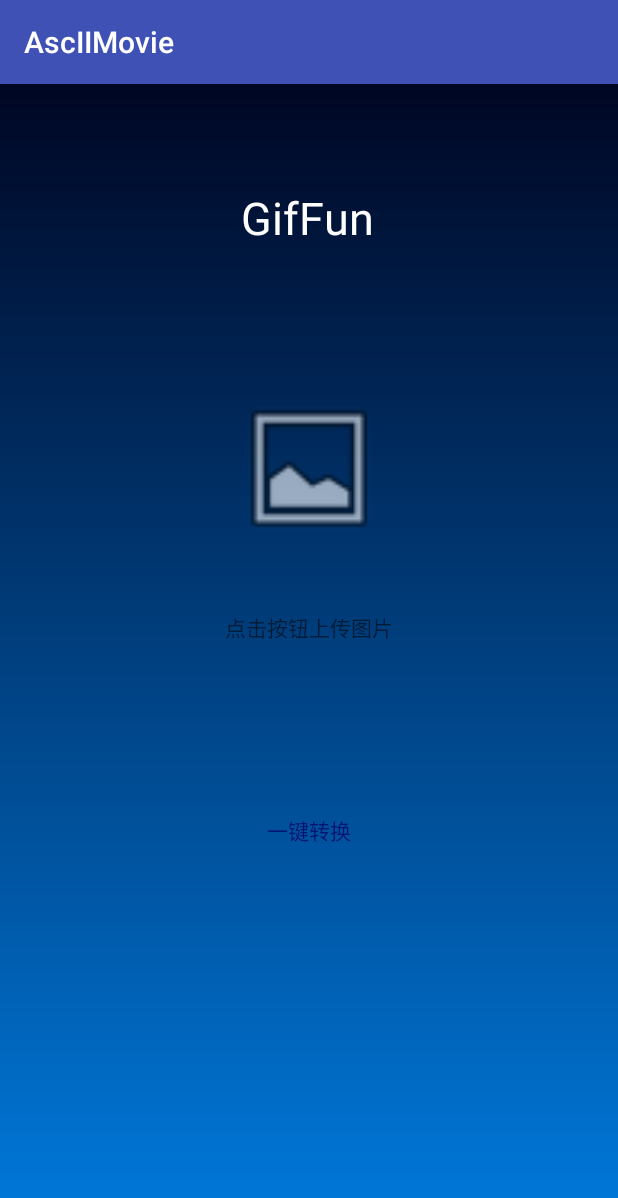
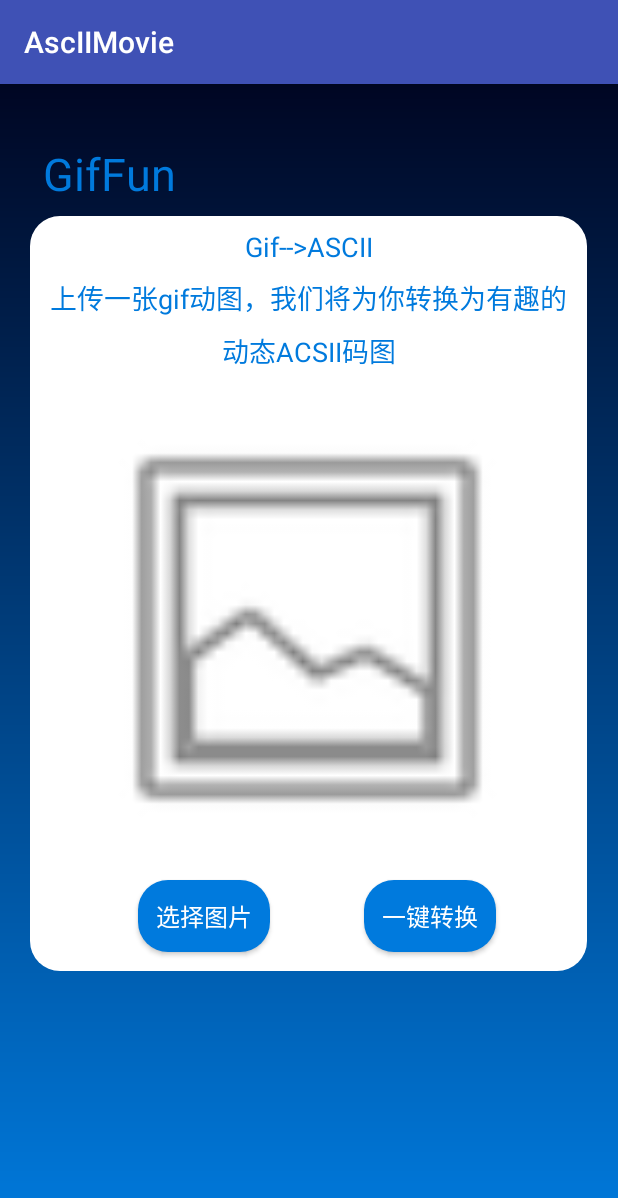
Before and after one commit to DrXZT/asciiMovie-Andorid, an Android app: the screen it shows after launch (MainActivity), on a phone screen of 412 x 824 dp. Shown: the top 1198 px of the screen. Run offline under Robolectric (Android 15) with nearby library versions, the phone set to English and light mode, and no system bars.

Commit message:
Default Changelist

```diff
--- a/app/src/main/res/drawable/button_circle_shape.xml
+++ b/app/src/main/res/drawable/button_circle_shape.xml
@@ -1,4 +1,25 @@
 <?xml version="1.0" encoding="utf-8"?>
-<selector xmlns:android="http://schemas.android.com/apk/res/android">
-
-</selector>
+<shape
+    xmlns:android="http://schemas.android.com/apk/res/android"
+    android:shape="rectangle">
+    <!-- 填充的颜色 -->
+    <solid android:color="#007ADD" />
+    <!-- android:radius 弧形的半径 -->
+    <!-- 设置按钮的四个角为弧形 -->
+    <corners
+        android:radius="20dip" />
+    <!--也可单独设置-->
+    <!-- <corners -->
+    <!-- android:topLeftRadius="10dp"-->
+    <!-- android:topRightRadius="10dp"-->
+    <!-- android:bottomRightRadius="10dp"-->
+    <!--  android:bottomLeftRadius="10dp"-->
+    <!--   />  -->
+    <!-- padding：Button里面的文字与Button边界的间隔 -->
+    <padding
+        android:left="10dp"
+        android:top="10dp"
+        android:right="10dp"
+        android:bottom="10dp"
+        />
+</shape>
--- a/app/src/main/res/drawable/view_circle_shape.xml
+++ b/app/src/main/res/drawable/view_circle_shape.xml
@@ -7,7 +7,7 @@
     <!-- android:radius 弧形的半径 -->
     <!-- 设置按钮的四个角为弧形 -->
     <corners
-        android:radius="5dip" />
+        android:radius="20dip" />
     <!--也可单独设置-->
     <!-- <corners -->
     <!-- android:topLeftRadius="10dp"-->
--- a/app/src/main/res/layout/activity_main.xml
+++ b/app/src/main/res/layout/activity_main.xml
@@ -8,82 +8,118 @@
     tools:context=".MainActivity">
 
     <View
-        android:id="@+id/view2"
-        android:layout_width="347dp"
-        android:layout_height="210dp"
-        android:layout_marginBottom="8dp"
-        android:layout_marginEnd="8dp"
+        android:id="@+id/view"
+        android:layout_width="371dp"
+        android:layout_height="503dp"
         android:layout_marginStart="8dp"
         android:layout_marginTop="8dp"
-        android:background="@drawable/button_circle_shape"
-        app:layout_constraintBottom_toBottomOf="parent"
+        android:layout_marginEnd="8dp"
+        android:background="@drawable/view_circle_shape"
         app:layout_constraintEnd_toEndOf="parent"
-        app:layout_constraintHorizontal_bias="0.523"
+        app:layout_constraintHorizontal_bias="0.476"
         app:layout_constraintStart_toStartOf="parent"
-        app:layout_constraintTop_toTopOf="parent"
-        app:layout_constraintVertical_bias="0.319" />
+        app:layout_constraintTop_toBottomOf="@+id/textView_GifFun" />
 
     <ImageView
         android:id="@+id/GifImage"
-        android:layout_width="192dp"
-        android:layout_height="103dp"
-        android:layout_marginBottom="8dp"
+        android:layout_width="323dp"
+        android:layout_height="303dp"
+        android:layout_marginTop="20dp"
+        app:layout_constraintEnd_toEndOf="@+id/view"
+        app:layout_constraintHorizontal_bias="0.48"
+        app:layout_constraintStart_toStartOf="@+id/view"
+        app:layout_constraintTop_toBottomOf="@+id/textView_ACSII"
+        app:srcCompat="@android:drawable/ic_menu_gallery"
+        android:contentDescription="@string/todo" />
+
+    <Button
+        android:id="@+id/Choose_button"
+        android:layout_width="wrap_content"
+        android:layout_height="wrap_content"
+        android:layout_marginStart="72dp"
+        android:layout_marginTop="16dp"
+        android:background="@drawable/button_circle_shape"
+        android:text="@string/SelectImage"
+        android:textColor="#FFFFFF"
+        android:textSize="16sp"
+        app:layout_constraintStart_toStartOf="@+id/view"
+        app:layout_constraintTop_toBottomOf="@+id/GifImage" />
+
+    <Button
+        android:id="@+id/change_button"
+        android:layout_width="wrap_content"
+        android:layout_height="wrap_content"
+        android:layout_marginStart="8dp"
+        android:layout_marginTop="16dp"
         android:layout_marginEnd="8dp"
-        android:layout_marginStart="8dp"
-        android:layout_marginTop="8dp"
-        app:layout_constraintBottom_toBottomOf="@+id/view2"
-        app:layout_constraintEnd_toEndOf="@+id/view2"
-        app:layout_constraintHorizontal_bias="0.495"
-        app:layout_constraintStart_toStartOf="@+id/view2"
-        app:layout_constraintTop_toTopOf="@+id/view2"
-        app:layout_constraintVertical_bias="0.174"
-        app:srcCompat="@android:drawable/ic_menu_gallery" />
+        android:background="@drawable/button_circle_shape"
+        android:text="@string/Changeimage"
+        android:textColor="#FFFFFF"
+        android:textSize="16sp"
+        app:layout_constraintEnd_toEndOf="@+id/view"
+        app:layout_constraintHorizontal_bias="0.507"
+        app:layout_constraintStart_toEndOf="@+id/Choose_button"
+        app:layout_constraintTop_toBottomOf="@+id/GifImage" />
 
     <TextView
-        android:id="@+id/textView3"
-        android:layout_width="122dp"
-        android:layout_height="31dp"
-        android:layout_marginBottom="8dp"
-        android:layout_marginStart="8dp"
-        android:layout_marginTop="8dp"
-        android:text="点击按钮上传图片"
-        app:layout_constraintBottom_toBottomOf="@+id/view2"
-        app:layout_constraintEnd_toEndOf="@+id/view2"
-        app:layout_constraintStart_toStartOf="@+id/view2"
-        app:layout_constraintTop_toBottomOf="@+id/imageView2" />
-
-    <Button
-            android:id="@+id/change_button"
+        android:id="@+id/textView_GifFun"
         android:layout_width="wrap_content"
         android:layout_height="wrap_content"
-        android:layout_marginBottom="8dp"
-        android:layout_marginEnd="8dp"
-        android:layout_marginStart="8dp"
-        android:layout_marginTop="8dp"
-        android:background="@drawable/button_circle_shape"
-        android:text="一键转换"
-        android:textColor="@color/colorPrimaryDark"
-        android:textSize="14sp"
-        app:layout_constraintBottom_toBottomOf="parent"
-        app:layout_constraintEnd_toEndOf="parent"
-        app:layout_constraintStart_toStartOf="parent"
-        app:layout_constraintTop_toBottomOf="@+id/view2"
-        app:layout_constraintVertical_bias="0.238" />
-
-    <TextView
-        android:id="@+id/textView4"
-        android:layout_width="91dp"
-        android:layout_height="43dp"
-        android:layout_marginBottom="8dp"
-        android:layout_marginEnd="8dp"
-        android:layout_marginStart="8dp"
-        android:layout_marginTop="8dp"
-        android:text="GifFun"
-        android:textColor="@android:color/background_light"
+        android:layout_marginStart="29dp"
+        android:layout_marginTop="39dp"
+        android:layout_marginEnd="295dp"
+        android:text="@string/giffun"
+        android:textColor="#007ADD"
         android:textSize="30sp"
-        app:layout_constraintBottom_toTopOf="@+id/view2"
         app:layout_constraintEnd_toEndOf="parent"
         app:layout_constraintStart_toStartOf="parent"
         app:layout_constraintTop_toTopOf="parent" />
 
+    <TextView
+        android:id="@+id/textView_GifToASCII"
+        android:layout_width="wrap_content"
+        android:layout_height="wrap_content"
+        android:layout_marginTop="8dp"
+        android:text="@string/gif_ascii"
+        android:textColor="#007ADD"
+        android:textSize="18sp"
+        app:layout_constraintEnd_toEndOf="@+id/view"
+        app:layout_constraintStart_toStartOf="@+id/view"
+        app:layout_constraintTop_toTopOf="@+id/view" />
+
+    <TextView
+        android:id="@+id/textView_Gif"
+        android:layout_width="wrap_content"
+        android:layout_height="wrap_content"
+        android:layout_marginTop="8dp"
+        android:text="@string/gif"
+        android:textColor="#007ADD"
+        android:textSize="18sp"
+        app:layout_constraintEnd_toEndOf="@+id/view"
+        app:layout_constraintStart_toStartOf="@+id/view"
+        app:layout_constraintTop_toBottomOf="@+id/textView_GifToASCII" />
+
+    <TextView
+        android:id="@+id/textView_ACSII"
+        android:layout_width="wrap_content"
+        android:layout_height="wrap_content"
+        android:layout_marginTop="8dp"
+        android:text="@string/acsii"
+        android:textColor="#007ADD"
+        android:textSize="18sp"
+        app:layout_constraintEnd_toEndOf="@+id/view"
+        app:layout_constraintStart_toStartOf="@+id/view"
+        app:layout_constraintTop_toBottomOf="@+id/textView_Gif" />
+
+    <ProgressBar
+        android:id="@+id/progressBar"
+        style="?android:attr/progressBarStyle"
+        android:layout_width="119dp"
+        android:layout_height="106dp"
+        app:layout_constraintBottom_toBottomOf="@+id/GifImage"
+        app:layout_constraintEnd_toEndOf="@+id/GifImage"
+        app:layout_constraintStart_toStartOf="@+id/GifImage"
+        app:layout_constraintTop_toTopOf="@+id/GifImage"
+        android:visibility="gone"/>
+
 </android.support.constraint.ConstraintLayout>
--- a/app/src/main/res/values/strings.xml
+++ b/app/src/main/res/values/strings.xml
@@ -1,3 +1,10 @@
 <resources>
     <string name="app_name">AscIIMovie</string>
+    <string name="gif">上传一张gif动图，我们将为你转换为有趣的</string>
+    <string name="SelectImage">选择图片</string>
+    <string name="Changeimage">一键转换</string>
+    <string name="giffun">GifFun</string>
+    <string name="gif_ascii"><![CDATA[Gif-->ASCII]]></string>
+    <string name="acsii">动态ACSII码图</string>
+    <string name="todo">TODO</string>
 </resources>
```
